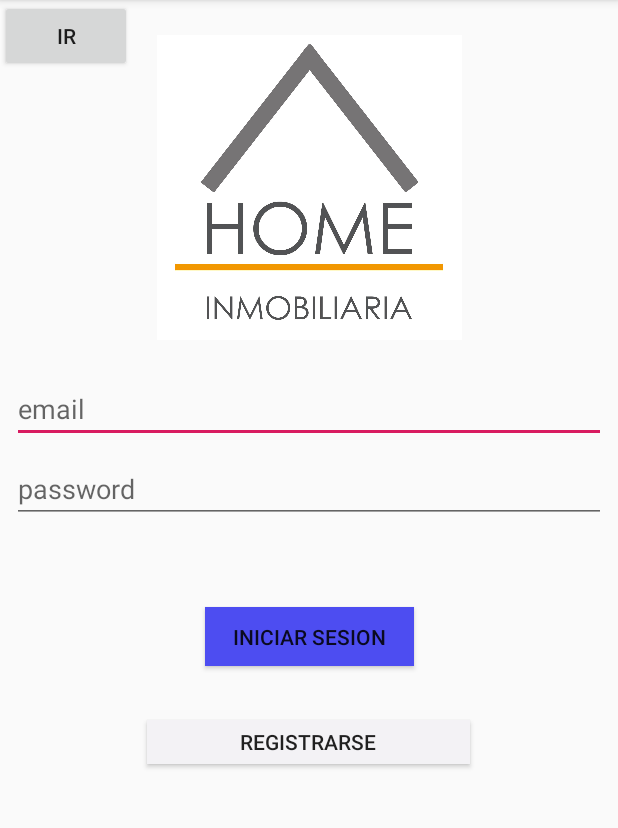
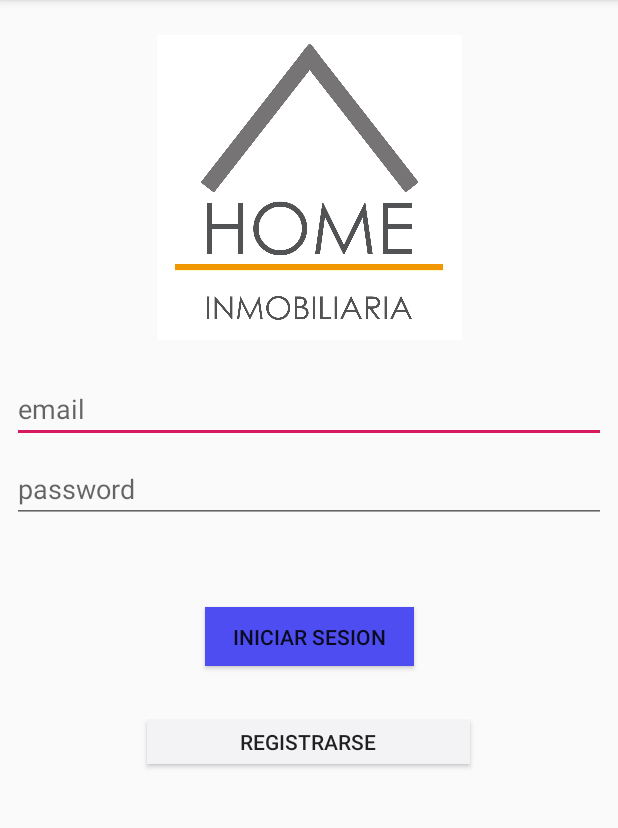
Before and after one commit to HidibertoSecko/House, an Android app: the screen it shows after launch (Login), on a phone screen of 412 x 824 dp, the part 84-912 px from its top. Run offline under Robolectric (Android 15) with nearby library versions, the phone set to English and light mode, and no system bars; libraries missing offline, so code that uses them is left out: com.loopj.android.

Commit message:
new activity

```diff
--- a/app/src/main/java/com/example/home/Login.java
+++ b/app/src/main/java/com/example/home/Login.java
@@ -73,4 +73,8 @@ public class Login extends AppCompatActivity {
     public void princi(View view){
         Intent main= new Intent(this, MainActivity.class);
         startActivity(main);}
+    public void Registrar(View view){
+        Intent login= new Intent(this, RegisterUser.class);
+        startActivity(login);}
+
 }
--- a/app/src/main/java/com/example/home/RegisterUser.java
+++ b/app/src/main/java/com/example/home/RegisterUser.java
@@ -63,13 +63,13 @@ public class RegisterUser extends AppCompatActivity {
         else{
             AsyncHttpClient user=new AsyncHttpClient();
             RequestParams params=new RequestParams();
-            params.add("usernamne", firstName.getText().toString());
+            params.add("address",address.getText().toString());
             params.add("apellidos",lastName.getText().toString());
             params.add("ci",ci.getText().toString());
             params.add("password",password.getText().toString());
             params.add("email",email.getText().toString());
             params.add("sexo",sexo.getText().toString());
-            params.add("address",address.getText().toString());
+            params.add("username", firstName.getText().toString());
             params.add("phone",phone.getText().toString());
 
             final String emailuser=password.getText().toString();
@@ -124,4 +124,5 @@ public class RegisterUser extends AppCompatActivity {
     public void login(View view){
         Intent login= new Intent(this, Login.class);
         startActivity(login);}
+
 }
--- a/app/src/main/java/com/example/home/utils/Data.java
+++ b/app/src/main/java/com/example/home/utils/Data.java
@@ -2,8 +2,8 @@ package com.example.home.utils;
 
 public class Data {
     public static String TOKEN=null;
-    public static String HOST="http://192.168.100.138:8000/api/v1.0";
-    public static String LOGIN="/user/login";
+    public static String HOST="http://192.168.43.11:8000/api/v1.0";
+    public static String LOGIN="/login";
     public static String REGISTER_USER="/user";
     //
     public static String REGISTER_HOME = "/home";
--- a/app/src/main/res/layout/activity_login.xml
+++ b/app/src/main/res/layout/activity_login.xml
@@ -58,6 +58,7 @@
         android:layout_marginTop="36dp"
         android:layout_marginEnd="8dp"
         android:background="#F3F2F5"
+        android:onClick="Registrar"
         android:text="Registrarse"
         app:layout_constraintEnd_toEndOf="parent"
         app:layout_constraintHorizontal_bias="0.521"
@@ -78,14 +79,6 @@
         app:layout_constraintTop_toTopOf="parent"
         app:srcCompat="@drawable/home" />
 
-    <Button
-        android:id="@+id/button"
-        android:layout_width="wrap_content"
-        android:layout_height="wrap_content"
-        android:onClick="princi"
-        android:text="ir"
-        tools:layout_editor_absoluteX="100dp"
-        tools:layout_editor_absoluteY="571dp" />
 
 
 </androidx.constraintlayout.widget.ConstraintLayout>
--- a/app/src/main/res/layout/activity_register_home.xml
+++ b/app/src/main/res/layout/activity_register_home.xml
@@ -14,4 +14,5 @@
         android:text="TextView"
         tools:layout_editor_absoluteX="96dp"
         tools:layout_editor_absoluteY="211dp" />
+
 </androidx.constraintlayout.widget.ConstraintLayout>
```
